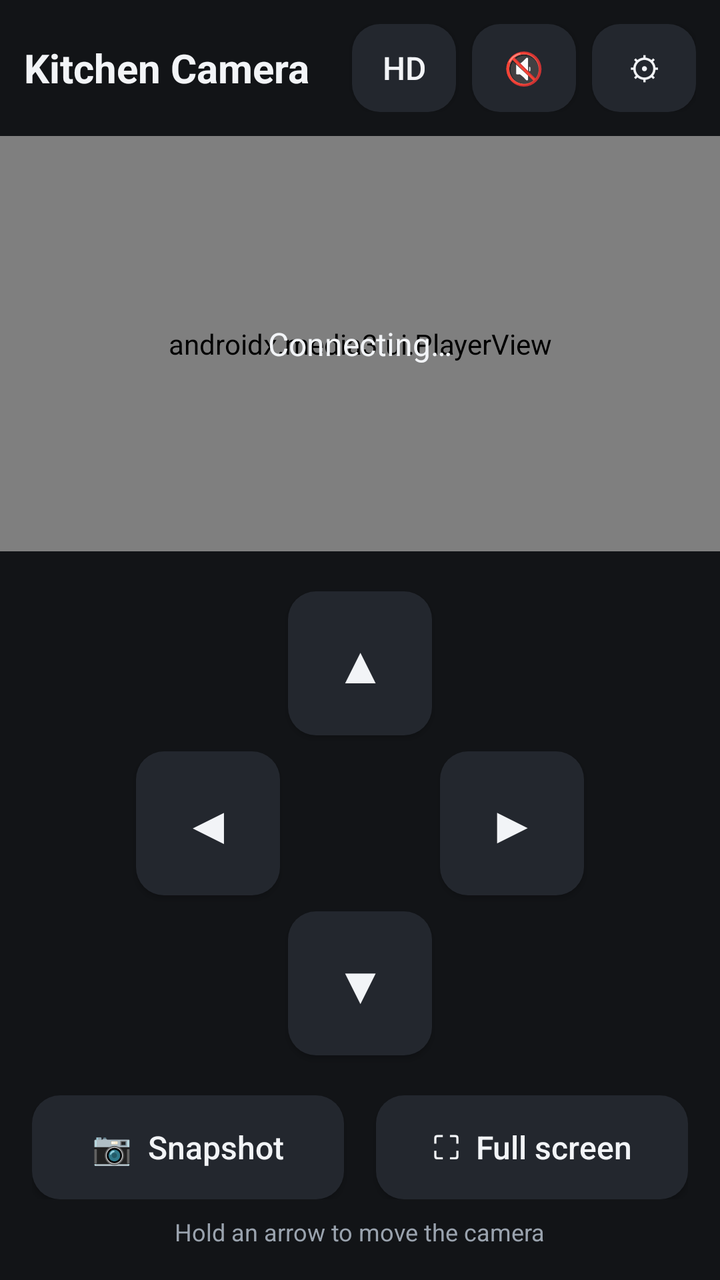
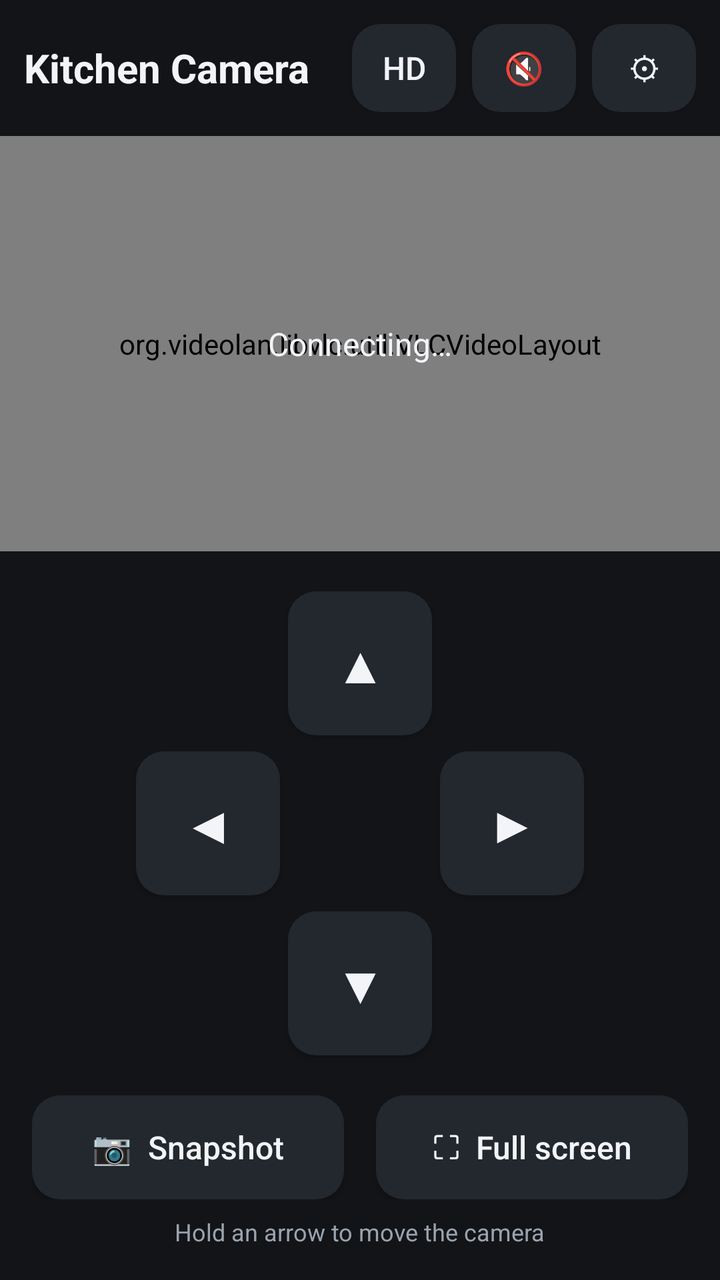

The first picture is an Android layout as it rendered before a commit; the second is the same layout after the commit. The layout source and the unified diff follow.
<!-- AndroidManifest.xml: application theme Theme.KitchenCamera -->
<!-- res/layout/activity_main.xml -->
<?xml version="1.0" encoding="utf-8"?>
<LinearLayout xmlns:android="http://schemas.android.com/apk/res/android"
    xmlns:app="http://schemas.android.com/apk/res-auto"
    android:layout_width="match_parent"
    android:layout_height="match_parent"
    android:background="@color/bg"
    android:fitsSystemWindows="true"
    android:orientation="vertical">

    <LinearLayout
        android:id="@+id/topBar"
        android:layout_width="match_parent"
        android:layout_height="wrap_content"
        android:gravity="center_vertical"
        android:orientation="horizontal"
        android:padding="12dp">

        <TextView
            android:layout_width="0dp"
            android:layout_height="wrap_content"
            android:layout_weight="1"
            android:text="@string/app_name"
            android:textColor="@color/text"
            android:textSize="20sp"
            android:textStyle="bold" />

        <Button
            android:id="@+id/btnQuality"
            style="@style/SmallButton"
            android:text="HD" />

        <Button
            android:id="@+id/btnSound"
            style="@style/SmallButton"
            android:text="🔇" />

        <Button
            android:id="@+id/btnSettings"
            style="@style/SmallButton"
            android:text="⚙" />
    </LinearLayout>

    <FrameLayout
        android:layout_width="match_parent"
        android:layout_height="0dp"
        android:layout_weight="1"
        android:background="#000000">

        <androidx.media3.ui.PlayerView
            android:id="@+id/player"
            android:layout_width="match_parent"
            android:layout_height="match_parent"
            app:resize_mode="fit"
            app:shutter_background_color="#000000"
            app:surface_type="texture_view"
            app:use_controller="false" />

        <TextView
            android:id="@+id/status"
            android:layout_width="wrap_content"
            android:layout_height="wrap_content"
            android:layout_gravity="center"
            android:gravity="center"
            android:padding="16dp"
            android:text="Connecting…"
            android:textColor="@color/text"
            android:textSize="16sp" />
    </FrameLayout>

    <LinearLayout
        android:id="@+id/controls"
        android:layout_width="match_parent"
        android:layout_height="wrap_content"
        android:gravity="center"
        android:orientation="vertical"
        android:padding="16dp">

        <Button
            android:id="@+id/btnUp"
            style="@style/PadButton"
            android:text="▲" />

        <LinearLayout
            android:layout_width="wrap_content"
            android:layout_height="wrap_content"
            android:orientation="horizontal">

            <Button
                android:id="@+id/btnLeft"
                style="@style/PadButton"
                android:text="◀" />

            <View
                android:layout_width="72dp"
                android:layout_height="72dp" />

            <Button
                android:id="@+id/btnRight"
                style="@style/PadButton"
                android:text="▶" />
        </LinearLayout>

        <Button
            android:id="@+id/btnDown"
            style="@style/PadButton"
            android:text="▼" />

        <LinearLayout
            android:layout_width="match_parent"
            android:layout_height="wrap_content"
            android:layout_marginTop="16dp"
            android:orientation="horizontal">

            <Button
                android:id="@+id/btnSnapshot"
                style="@style/WideButton"
                android:layout_marginEnd="8dp"
                android:text="📷  Snapshot" />

            <Button
                android:id="@+id/btnFullscreen"
                style="@style/WideButton"
                android:layout_marginStart="8dp"
                android:text="⛶  Full screen" />
        </LinearLayout>

        <TextView
            android:layout_width="wrap_content"
            android:layout_height="wrap_content"
            android:layout_marginTop="8dp"
            android:text="Hold an arrow to move the camera"
            android:textColor="@color/muted"
            android:textSize="12sp" />
    </LinearLayout>
</LinearLayout>
<!-- resources referenced by this layout -->
<resources>
  <color name="bg">#121417</color>
  <color name="muted">#9AA3AE</color>
  <color name="text">#F2F4F7</color>
  <string name="app_name">Kitchen Camera</string>
  <style name="PadButton">
          <item name="android:layout_width">72dp</item>
          <item name="android:layout_height">72dp</item>
          <item name="android:layout_margin">4dp</item>
          <item name="android:background">@drawable/btn_bg</item>
          <item name="android:textColor">@color/text</item>
          <item name="android:textSize">26sp</item>
      </style>
  <style name="SmallButton">
          <item name="android:layout_width">wrap_content</item>
          <item name="android:layout_height">44dp</item>
          <item name="android:minWidth">52dp</item>
          <item name="android:layout_marginStart">8dp</item>
          <item name="android:background">@drawable/btn_bg</item>
          <item name="android:textColor">@color/text</item>
          <item name="android:textSize">16sp</item>
          <item name="android:textAllCaps">false</item>
      </style>
  <style name="WideButton">
          <item name="android:layout_width">0dp</item>
          <item name="android:layout_height">52dp</item>
          <item name="android:layout_weight">1</item>
          <item name="android:background">@drawable/btn_bg</item>
          <item name="android:textColor">@color/text</item>
          <item name="android:textSize">16sp</item>
          <item name="android:textAllCaps">false</item>
      </style>
  <style name="Theme.KitchenCamera" parent="Theme.AppCompat.NoActionBar">
          <item name="colorPrimary">@color/accent</item>
          <item name="colorPrimaryDark">@color/bg</item>
          <item name="colorAccent">@color/accent</item>
          <item name="android:windowBackground">@color/bg</item>
          <item name="android:statusBarColor">@color/bg</item>
          <item name="android:navigationBarColor">@color/bg</item>
          <item name="android:textColorHint">@color/muted</item>
      </style>
  <!-- drawable btn_bg (drawable) -->
  <?xml version="1.0" encoding="utf-8"?>
  <selector xmlns:android="http://schemas.android.com/apk/res/android">
      <item android:state_pressed="true">
          <shape android:shape="rectangle">
              <solid android:color="@color/surface_pressed" />
              <corners android:radius="14dp" />
          </shape>
      </item>
      <item>
          <shape android:shape="rectangle">
              <solid android:color="@color/surface" />
              <corners android:radius="14dp" />
          </shape>
      </item>
  </selector>
  <color name="accent">#2EA36B</color>
  <color name="surface_pressed">#353B45</color>
  <color name="surface">#23272E</color>
</resources>

<!-- the commit's change to res/layout/activity_main.xml (unified diff, before → after) -->
@@ -1,6 +1,5 @@
 <?xml version="1.0" encoding="utf-8"?>
 <LinearLayout xmlns:android="http://schemas.android.com/apk/res/android"
-    xmlns:app="http://schemas.android.com/apk/res-auto"
     android:layout_width="match_parent"
     android:layout_height="match_parent"
     android:background="@color/bg"
@@ -46,14 +45,11 @@
         android:layout_weight="1"
         android:background="#000000">
 
-        <androidx.media3.ui.PlayerView
+        <org.videolan.libvlc.util.VLCVideoLayout
             android:id="@+id/player"
             android:layout_width="match_parent"
             android:layout_height="match_parent"
-            app:resize_mode="fit"
-            app:shutter_background_color="#000000"
-            app:surface_type="texture_view"
-            app:use_controller="false" />
+            android:fitsSystemWindows="false" />
 
         <TextView
             android:id="@+id/status"
